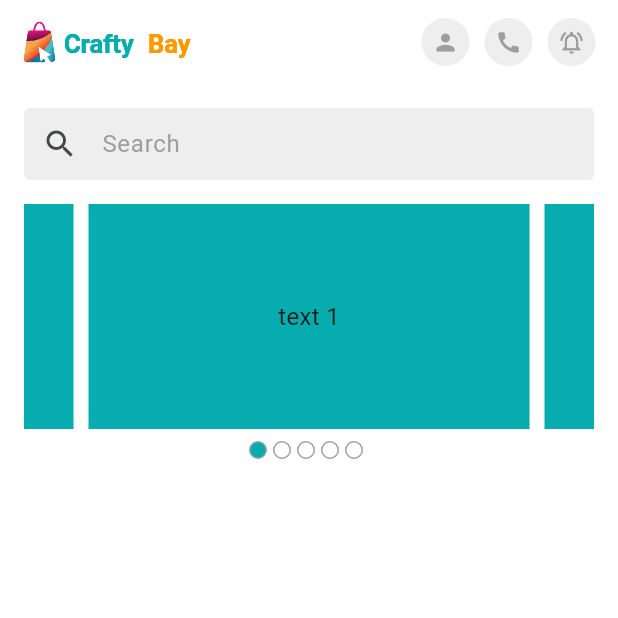
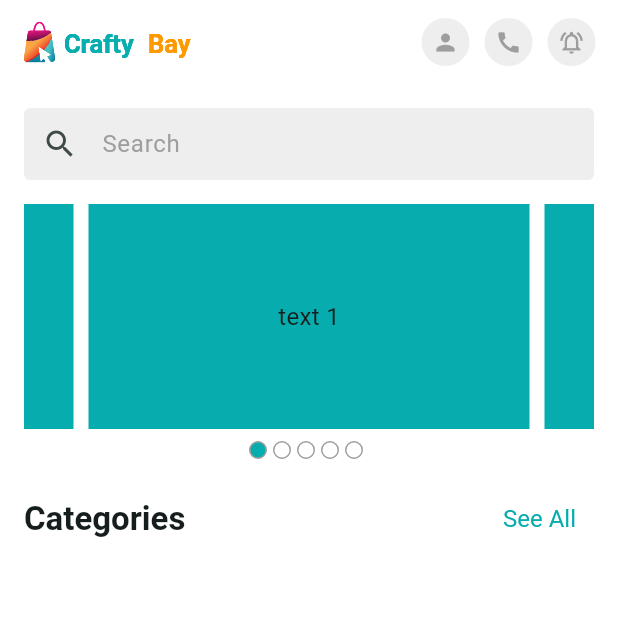
Before and after one commit to Rafi076/CraftBay, a Flutter app: the screen it shows after launch, on a phone screen of 412 x 824 dp, the top half of it. Run offline on Flutter 3.47's test engine with Material 3 defaults, Android fonts, the phone set to English and light mode, and no system bars; drawn by our look-alikes of carousel_slider; our stand-ins replace flutter_svg, get, pin_code_fields.

Commit message:
Section Header

```diff
--- a/simple_e_commerce_app/lib/presentaion/ui/screens/home_screen.dart
+++ b/simple_e_commerce_app/lib/presentaion/ui/screens/home_screen.dart
@@ -8,6 +8,7 @@ import '../utils/app_colors.dart';
 import '../widgets/app_bar_icon_button.dart';
 import '../widgets/home_banner_slider.dart';
 import '../widgets/search_text_field.dart';
+import '../widgets/seciton_header.dart';
 
 class HomeScreen extends StatefulWidget {
   const HomeScreen({super.key});
@@ -17,6 +18,9 @@ class HomeScreen extends StatefulWidget {
 }
 
 class _HomeScreenState extends State<HomeScreen> {
+
+
+
   @override
   Widget build(BuildContext context) {
     return Scaffold(
@@ -30,8 +34,18 @@ class _HomeScreenState extends State<HomeScreen> {
               textEditingController: TextEditingController(),),
             SizedBox(height: 16,),
             // carousel slider code
-            HomeBannerSlider()
+            HomeBannerSlider(),
 
+            SizedBox(height: 16,),
+
+
+            // Categories & 'see all'
+            SectionHeader(
+              title: 'Categories',
+              onTap: (){} ,
+            ),
+
+            SizedBox(height: 8,),
           ],
         ),
       ),
--- /dev/null
+++ b/simple_e_commerce_app/lib/presentaion/ui/widgets/seciton_header.dart
@@ -0,0 +1,27 @@
+import 'package:flutter/cupertino.dart';
+import 'package:flutter/material.dart';
+
+class SectionHeader extends StatelessWidget {
+  const SectionHeader({
+    super.key,
+    required this.title, required this.onTap,
+  });
+
+  final String title;
+  final VoidCallback onTap;
+
+  @override
+  Widget build(BuildContext context) {
+    return Row(
+      mainAxisAlignment: MainAxisAlignment.spaceBetween,
+      children: [
+        Text(
+          title,
+          style: Theme.of(context).textTheme.titleLarge?.copyWith(fontWeight: FontWeight.w600),
+        ),
+        TextButton(onPressed: onTap,
+            child: const Text('See All'))
+      ],
+    );
+  }
+}
```
